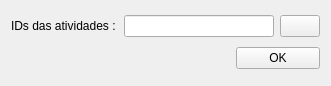
Before: the Qt Designer form uis/deleteWorkUnitActivities.ui in dsgoficial/SAP_Gerente, drawn with Qt 5.
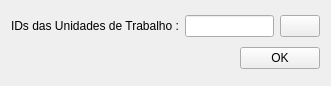
After: the same form once the commit is applied.

Commit message: text deleteWorkUnitAct

Diff of the .ui file:
```diff
--- a/uis/deleteWorkUnitActivities.ui
+++ b/uis/deleteWorkUnitActivities.ui
@@ -51,7 +51,7 @@
    <item row="0" column="0">
     <widget class="QLabel" name="label">
      <property name="text">
-      <string>IDs das atividades :</string>
+      <string>IDs das Unidades de Trabalho :</string>
      </property>
     </widget>
    </item>
```
